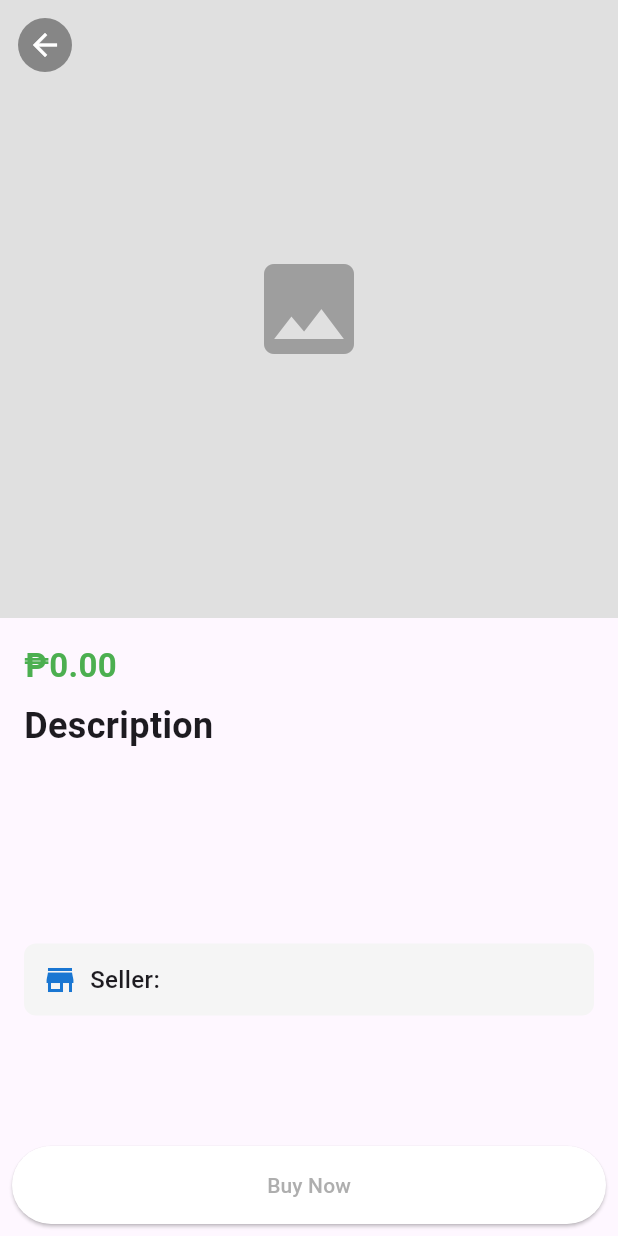
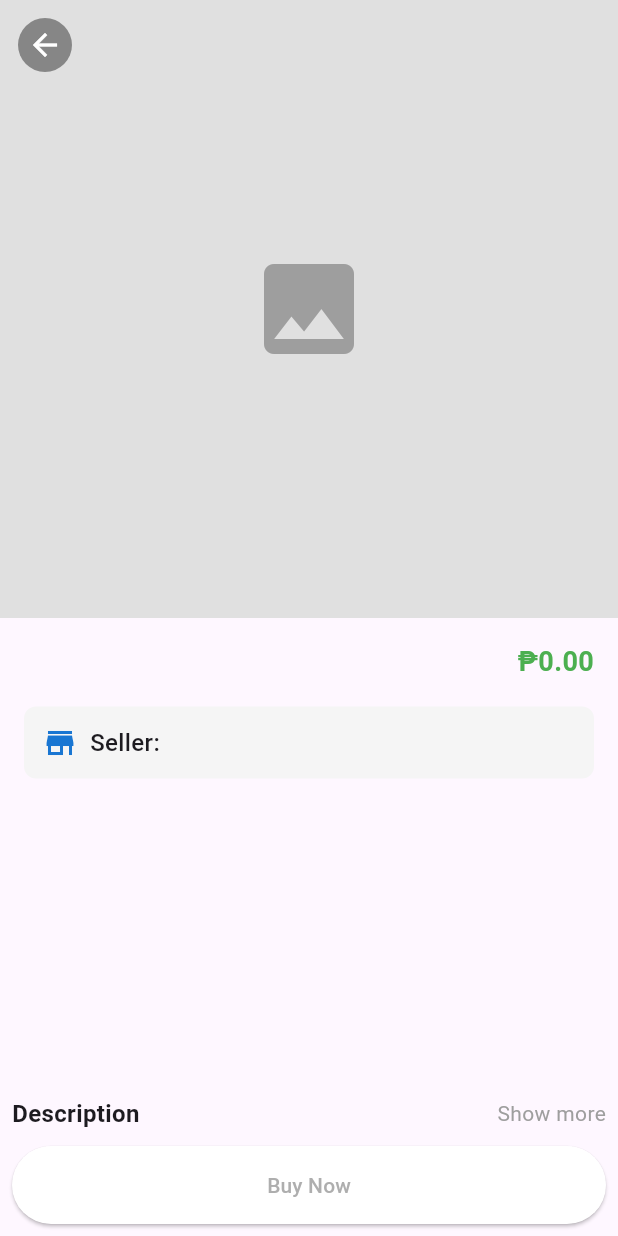
Before and after one commit to brentibanez331/clublly, a Flutter app: the FirstProductPage screen opened directly with empty values, on a phone screen of 412 x 824 dp. Run offline on Flutter 3.47's test engine with Material 3 defaults, Android fonts, the phone set to English and light mode, and no system bars; our stand-ins replace flutter_dotenv, google_sign_in, image_picker, supabase_flutter; accounts and stored records are empty; network calls fail.

Commit message:
updated product page

```diff
--- a/lib/views/pages/single_product_page.dart
+++ b/lib/views/pages/single_product_page.dart
@@ -11,6 +11,8 @@ class FirstProductPage extends StatefulWidget {
 }
 
 class _FirstProductPageState extends State<FirstProductPage> {
+  bool _showFullDescription = false;
+
   @override
   Widget build(BuildContext context) {
     return Scaffold(
@@ -58,56 +60,37 @@ class _FirstProductPageState extends State<FirstProductPage> {
                 crossAxisAlignment: CrossAxisAlignment.start,
                 children: [
 
+                  Row(
+                    mainAxisAlignment: MainAxisAlignment.spaceBetween,
+                    children: [
+                      // Product name
+                      Expanded(
+                        child: Text(
+                          widget.product.name,
+                          style: const TextStyle(
+                            fontSize: 18,
+                            fontWeight: FontWeight.w600,
+                            height: 1.5,
+                          ),
+                          overflow: TextOverflow.ellipsis,
+                        ),
+                      ),
+
+                      const SizedBox(width: 12),
+
                       // Price
                       Text(
                         '\₱${widget.product.basePrice.toStringAsFixed(2)}',
                         style: const TextStyle(
-                      fontSize: 22,
+                          fontSize: 18,
                           fontWeight: FontWeight.bold,
                           color: Colors.green,
-                    ),
-                  ),
-
-                  const SizedBox(height: 8),
-
-                  // Description Text
-                  Row(
-                    children: [
-                      Expanded(
-                        child: Text(
-                          "Description",
-                          style: const TextStyle(
-                            fontSize: 24,
-                            fontWeight: FontWeight.bold,
-                          ),
                         ),
                       ),
                     ],
                   ),
 
                   const SizedBox(height: 16),
-
-                  //Product name
-                  Text(
-                    widget.product.name,
-                    style: const TextStyle(
-                      fontSize: 16,
-                      height: 1.5,
-                    ),
-                  ),
-
-                  const SizedBox(height: 32),
-
-                  // Description
-                  Text(
-                    widget.product.description,
-                    style: const TextStyle(
-                      fontSize: 16,
-                      height: 1.5,
-                    ),
-                  ),
-
-                  const SizedBox(height: 32),
 
                   // Seller (Organization) Information
                   Container(
@@ -147,7 +130,50 @@ class _FirstProductPageState extends State<FirstProductPage> {
           border: Border(),
           boxShadow: [],
         ),
-        child: Row(
+        child: Column(
+          mainAxisSize: MainAxisSize.min,
+          crossAxisAlignment: CrossAxisAlignment.start,
+          children: [
+            Row(
+              mainAxisAlignment: MainAxisAlignment.spaceBetween,
+              children: [
+                const Text(
+                  "Description",
+                  style: TextStyle(
+                    fontSize: 16,
+                    fontWeight: FontWeight.bold,
+                  ),
+                ),
+                GestureDetector(
+                  onTap: () {
+                    setState(() {
+                      _showFullDescription = !_showFullDescription;
+                    });
+                  },
+                  child: Text(
+                    _showFullDescription ? "Show less" : "Show more",
+                    style: const TextStyle(
+                      color: Colors.grey,
+                      fontSize: 14,
+                    ),
+                  ),
+                ),
+              ],
+            ),
+            if (_showFullDescription) ...[
+              const SizedBox(height: 8),
+              Text(
+                widget.product.description,
+                style: const TextStyle(
+                  fontSize: 14,
+                  height: 1.5,
+                ),
+              ),
+              const SizedBox(height: 16),
+            ],
+            const SizedBox(height: 10),
+            // Buy Now Button
+            Row(
               children: [
                 Expanded(
                   child: ElevatedButton(
@@ -156,7 +182,7 @@ class _FirstProductPageState extends State<FirstProductPage> {
                     },
                     style: ElevatedButton.styleFrom(
                       backgroundColor: Colors.white,
-                  foregroundColor: const Color.fromARGB(209, 156, 156, 156),
+                      foregroundColor: Color.fromARGB(209, 156, 156, 156),
                       shape: RoundedRectangleBorder(
                         borderRadius: BorderRadius.circular(30),
                       ),
@@ -164,6 +190,8 @@ class _FirstProductPageState extends State<FirstProductPage> {
                     ),
                     child: const Text('Buy Now'),
                   ),
+                ),
+              ],
             ),
           ],
         ),
```
Lines whose indentation alone changed are shown as unchanged.
